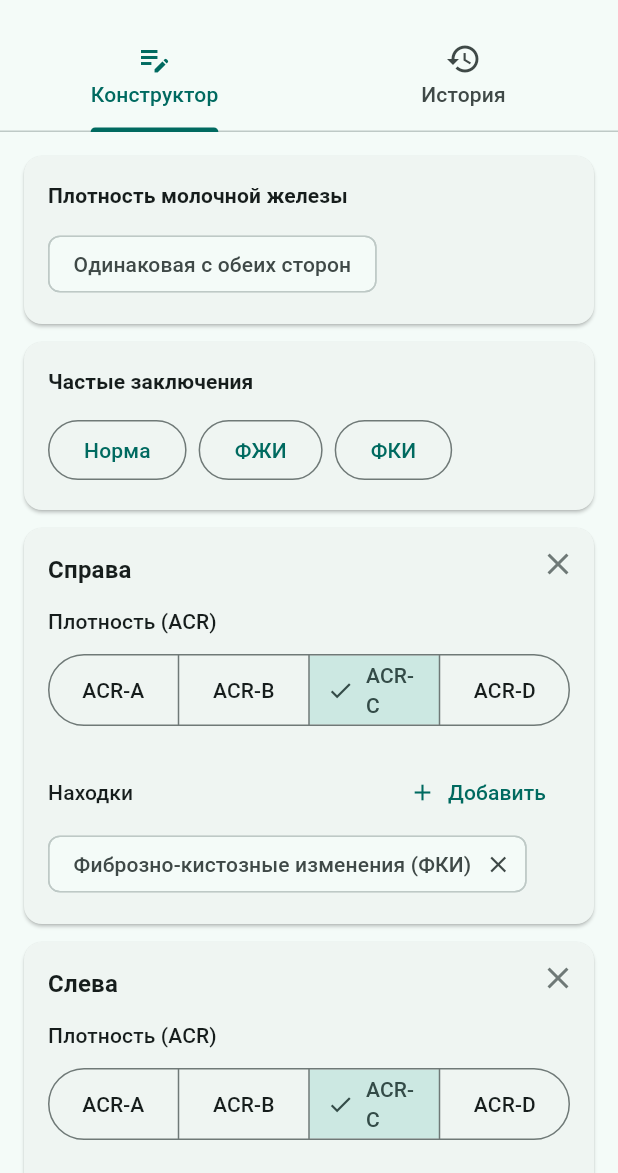
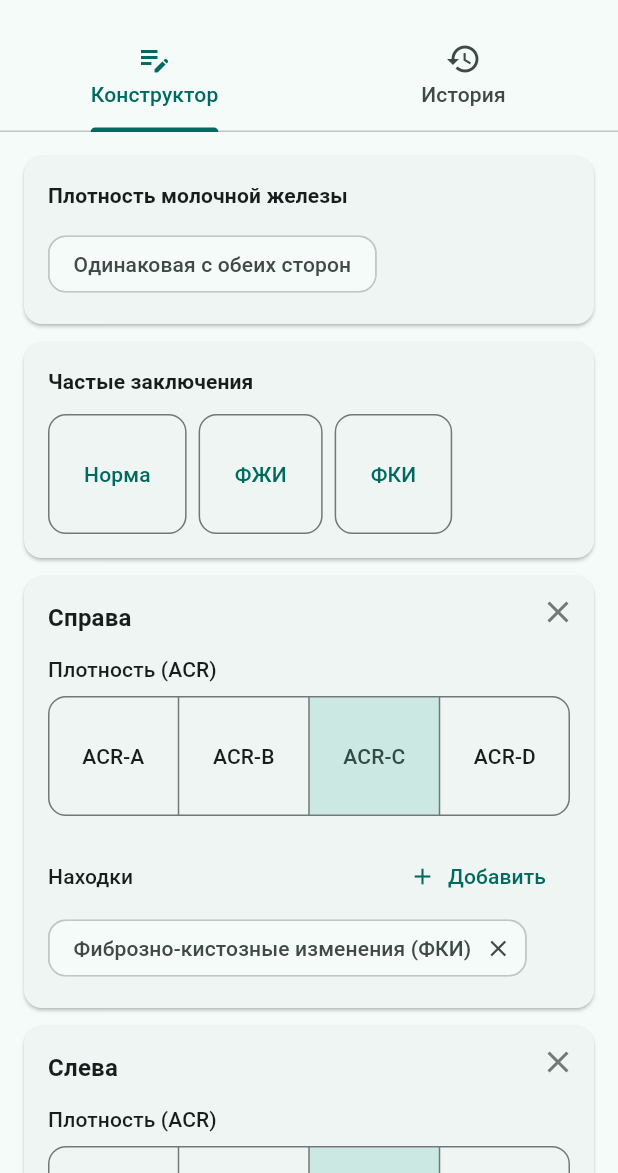
Before and after one commit to Rtfakt/mammo_report_builder, a Flutter app: the screen it shows after launch, after a tap on "ФЖИ", after a tap on "ФКИ", after a tap on "Одинаковая с обеих сторон", on a phone screen of 412 x 824 dp, the part 63-1236 px from its top. Run offline on Flutter 3.47's test engine with Material 3 defaults, Android fonts, the phone set to English and light mode, and no system bars; our stand-ins replace drift, drift_flutter; accounts and stored records are empty; generated files the repository leaves out were written again.

Commit message:
Refactor UI components and enhance density selection in mammography module
- Introduced a new `DensitySelector` widget to streamline density selection in the `ConstructorPage` and `SidePanel`.
- Updated button styles for quick conclusions to improve UI consistency.
- Refactored the `_DensityCard` to utilize the new `DensitySelector`, enhancing code maintainability.
- Adjusted layout properties for better responsiveness in the `QuickConclusionsCard`.

```diff
--- a/lib/main.dart
+++ b/lib/main.dart
@@ -1,6 +1,14 @@
 import 'package:flutter/material.dart';
 
 import 'ui/home_page.dart';
+
+/// Радиус карточек Material 3 — те же скругления у кнопок, чипов и
+/// сегментированных переключателей (плотность ACR, Норма / ФЖИ / ФКИ).
+const _uiCornerRadius = 12.0;
+
+final _uiShape = RoundedRectangleBorder(
+  borderRadius: BorderRadius.circular(_uiCornerRadius),
+);
 
 void main() {
   runApp(const MammoReportBuilderApp());
@@ -11,12 +19,21 @@ class MammoReportBuilderApp extends StatelessWidget {
 
   @override
   Widget build(BuildContext context) {
+    final buttonStyle = ButtonStyle(shape: WidgetStatePropertyAll(_uiShape));
+
     return MaterialApp(
       title: 'Конструктор маммографических заключений',
       debugShowCheckedModeBanner: false,
       theme: ThemeData(
         colorScheme: ColorScheme.fromSeed(seedColor: Colors.teal),
         useMaterial3: true,
+        cardTheme: CardThemeData(shape: _uiShape),
+        filledButtonTheme: FilledButtonThemeData(style: buttonStyle),
+        outlinedButtonTheme: OutlinedButtonThemeData(style: buttonStyle),
+        elevatedButtonTheme: ElevatedButtonThemeData(style: buttonStyle),
+        textButtonTheme: TextButtonThemeData(style: buttonStyle),
+        segmentedButtonTheme: SegmentedButtonThemeData(style: buttonStyle),
+        chipTheme: ChipThemeData(shape: _uiShape),
       ),
       home: const HomePage(),
     );
--- a/lib/ui/constructor_page.dart
+++ b/lib/ui/constructor_page.dart
@@ -1,7 +1,6 @@
 import 'package:flutter/material.dart';
 import 'package:flutter/services.dart';
 
-import '../domain/acr_density.dart';
 import '../domain/breast_exam_side.dart';
 import '../domain/breast_side.dart';
 import '../domain/exam_controller.dart';
@@ -12,6 +11,7 @@ import '../domain/mammography_exam.dart';
 import '../domain/report_generator.dart';
 import '../domain/selected_finding.dart';
 import 'widgets/add_finding_dialog.dart';
+import 'widgets/density_selector.dart';
 import 'widgets/side_panel.dart';
 
 /// Главный экран конструктора.
@@ -269,13 +269,10 @@ class _DensityCard extends StatelessWidget {
             ),
             if (exam.sameDensityBothSides) ...[
               const SizedBox(height: 12),
-              SegmentedButton<AcrDensity>(
-                segments: AcrDensity.values
-                    .map((d) => ButtonSegment(value: d, label: Text(d.code)))
-                    .toList(),
-                selected: {exam.right.density},
-                onSelectionChanged: (s) =>
-                    controller.update((e) => e.withDensity(s.first)),
+              DensitySelector(
+                value: exam.right.density,
+                onChanged: (density) =>
+                    controller.update((e) => e.withDensity(density)),
               ),
             ],
           ],
@@ -284,6 +281,12 @@ class _DensityCard extends StatelessWidget {
     );
   }
 }
+
+const _quickConclusionButtonStyle = ButtonStyle(
+  minimumSize: WidgetStatePropertyAll(Size(64, 80)),
+  visualDensity: VisualDensity.standard,
+  tapTargetSize: MaterialTapTargetSize.shrinkWrap,
+);
 
 class _QuickConclusionsCard extends StatelessWidget {
   final ExamController controller;
@@ -333,7 +336,7 @@ class _QuickConclusionsCard extends StatelessWidget {
       child: Padding(
         padding: const EdgeInsets.all(16),
         child: Column(
-          crossAxisAlignment: CrossAxisAlignment.start,
+          crossAxisAlignment: CrossAxisAlignment.stretch,
           children: [
             Text(
               'Частые заключения',
@@ -347,14 +350,17 @@ class _QuickConclusionsCard extends StatelessWidget {
               runSpacing: 8,
               children: [
                 OutlinedButton(
+                  style: _quickConclusionButtonStyle,
                   onPressed: _setNorma,
                   child: const Text('Норма'),
                 ),
                 OutlinedButton(
+                  style: _quickConclusionButtonStyle,
                   onPressed: () => _apply(fzhi),
                   child: const Text('ФЖИ'),
                 ),
                 OutlinedButton(
+                  style: _quickConclusionButtonStyle,
                   onPressed: () => _apply(fki),
                   child: const Text('ФКИ'),
                 ),
--- /dev/null
+++ b/lib/ui/widgets/density_selector.dart
@@ -0,0 +1,41 @@
+import 'package:flutter/material.dart';
+
+import '../../domain/acr_density.dart';
+
+/// Взаимоисключающий выбор плотности ACR A–D.
+///
+/// Галочку не показываем: выбранный сегмент и так выделен заливкой, а иконка
+/// сжимает короткие подписи и заставляет буквы переноситься вертикально.
+class DensitySelector extends StatelessWidget {
+  final AcrDensity value;
+  final ValueChanged<AcrDensity> onChanged;
+
+  const DensitySelector({
+    super.key,
+    required this.value,
+    required this.onChanged,
+  });
+
+  @override
+  Widget build(BuildContext context) {
+    return SegmentedButton<AcrDensity>(
+      showSelectedIcon: false,
+      expandedInsets: EdgeInsets.zero,
+      // SegmentedButton игнорирует minimumSize; высота сегментов идёт из padding.
+      style: SegmentedButton.styleFrom(
+        padding: const EdgeInsets.symmetric(horizontal: 12, vertical: 30),
+        visualDensity: VisualDensity.standard,
+        tapTargetSize: MaterialTapTargetSize.shrinkWrap,
+      ),
+      segments: [
+        for (final density in AcrDensity.values)
+          ButtonSegment(
+            value: density,
+            label: Text(density.code, maxLines: 1),
+          ),
+      ],
+      selected: {value},
+      onSelectionChanged: (selection) => onChanged(selection.first),
+    );
+  }
+}
--- a/lib/ui/widgets/side_panel.dart
+++ b/lib/ui/widgets/side_panel.dart
@@ -4,6 +4,7 @@ import '../../domain/acr_density.dart';
 import '../../domain/breast_exam_side.dart';
 import '../../domain/quadrant.dart';
 import '../../domain/selected_finding.dart';
+import 'density_selector.dart';
 
 /// Панель одной стороны молочной железы: плотность (если не управляется
 /// общим переключателем "одинаково с обеих сторон") + список находок.
@@ -87,7 +88,7 @@ class SidePanel extends StatelessWidget {
             style: Theme.of(context).textTheme.labelLarge,
           ),
           const SizedBox(height: 8),
-          _DensitySelector(value: data.density, onChanged: onDensityChanged),
+          DensitySelector(value: data.density, onChanged: onDensityChanged),
           const SizedBox(height: 16),
         ],
         Row(
@@ -147,21 +148,3 @@ class SidePanel extends StatelessWidget {
 
   String _shortQuadrant(Quadrant q) => q.label.split(' (').first;
 }
-
-class _DensitySelector extends StatelessWidget {
-  final AcrDensity value;
-  final ValueChanged<AcrDensity> onChanged;
-
-  const _DensitySelector({required this.value, required this.onChanged});
-
-  @override
-  Widget build(BuildContext context) {
-    return SegmentedButton<AcrDensity>(
-      segments: AcrDensity.values
-          .map((d) => ButtonSegment(value: d, label: Text(d.code)))
-          .toList(),
-      selected: {value},
-      onSelectionChanged: (selection) => onChanged(selection.first),
-    );
-  }
-}
```
